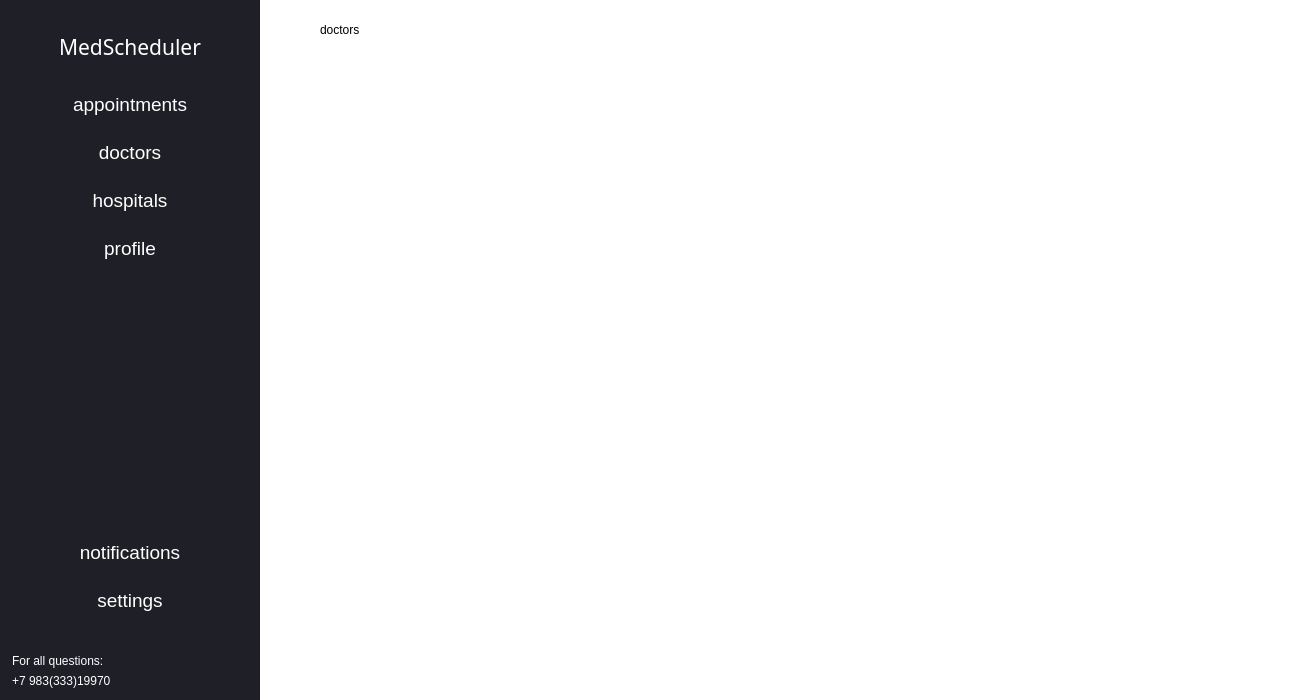
This is homepage.ui in SanriaArgos/MedScheduler as Qt 5 draws it before an edit. The edited form follows.
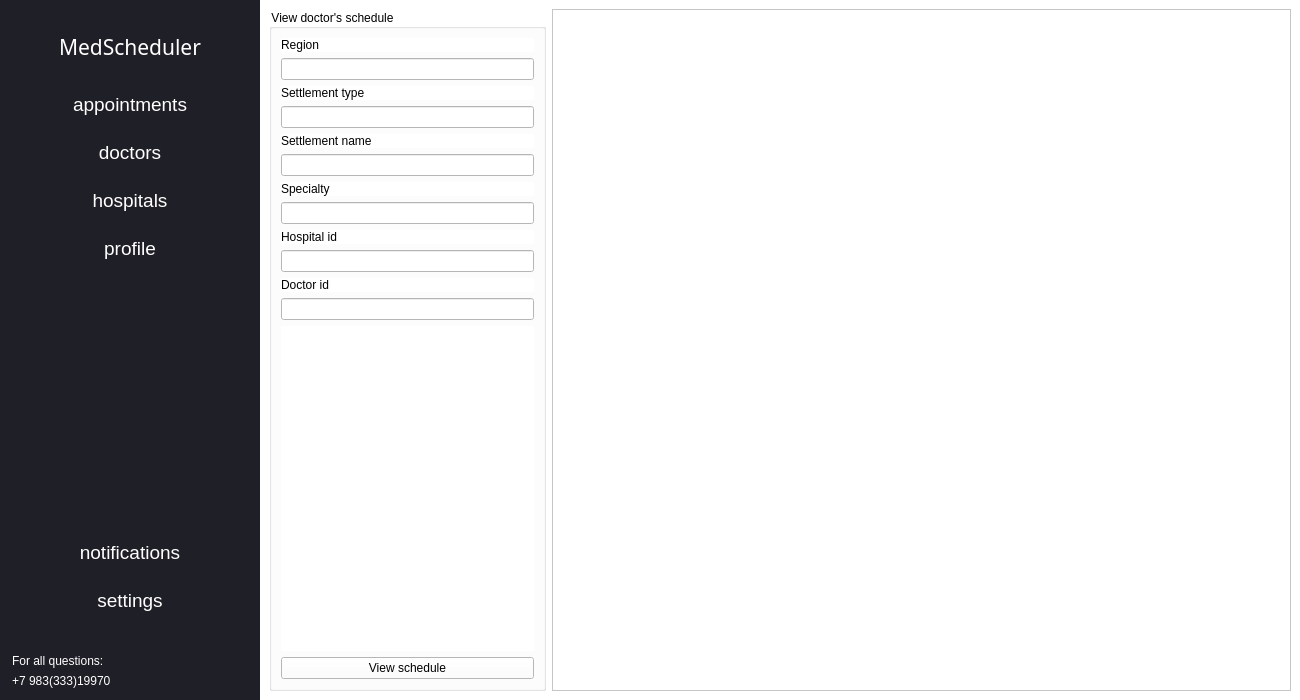
This is the edited form. The open tabs and pages were chosen to show the change. Icons and pictures are not drawn.

Commit message: build: add patient's doctor view

Patch:
```diff
--- a/homepage.ui
+++ b/homepage.ui
@@ -273,19 +273,132 @@
        <property name="styleSheet">
         <string notr="true">background-color: rgb(255, 255, 255);</string>
        </property>
-       <widget class="QLabel" name="label_2">
-        <property name="geometry">
-         <rect>
-          <x>60</x>
-          <y>20</y>
-          <width>63</width>
-          <height>20</height>
-         </rect>
-        </property>
-        <property name="text">
-         <string>doctors</string>
-        </property>
-       </widget>
+       <layout class="QHBoxLayout" name="horizontalLayout">
+        <item>
+         <widget class="QGroupBox" name="doctor_data_enter_box">
+          <property name="sizePolicy">
+           <sizepolicy hsizetype="Preferred" vsizetype="Preferred">
+            <horstretch>30</horstretch>
+            <verstretch>0</verstretch>
+           </sizepolicy>
+          </property>
+          <property name="title">
+           <string>View doctor's schedule</string>
+          </property>
+          <layout class="QVBoxLayout" name="verticalLayout">
+           <item>
+            <widget class="QLabel" name="region_label">
+             <property name="text">
+              <string>Region</string>
+             </property>
+            </widget>
+           </item>
+           <item>
+            <widget class="QLineEdit" name="region_enter"/>
+           </item>
+           <item>
+            <widget class="QLabel" name="settlement_type_label">
+             <property name="text">
+              <string>Settlement type</string>
+             </property>
+            </widget>
+           </item>
+           <item>
+            <widget class="QLineEdit" name="settlement_type_enter"/>
+           </item>
+           <item>
+            <widget class="QLabel" name="settlement_name_label">
+             <property name="text">
+              <string>Settlement name</string>
+             </property>
+            </widget>
+           </item>
+           <item>
+            <widget class="QLineEdit" name="settlement_name_enter"/>
+           </item>
+           <item>
+            <widget class="QLabel" name="specialty_label">
+             <property name="text">
+              <string>Specialty</string>
+             </property>
+            </widget>
+           </item>
+           <item>
+            <widget class="QLineEdit" name="specialty_enter"/>
+           </item>
+           <item>
+            <widget class="QLabel" name="hospital_id_label">
+             <property name="text">
+              <string>Hospital id</string>
+             </property>
+            </widget>
+           </item>
+           <item>
+            <widget class="QLineEdit" name="hospital_id_enter"/>
+           </item>
+           <item>
+            <widget class="QLabel" name="doctor_id_label">
+             <property name="text">
+              <string>Doctor id</string>
+             </property>
+            </widget>
+           </item>
+           <item>
+            <widget class="QLineEdit" name="doctor_id_enter"/>
+           </item>
+           <item>
+            <widget class="QLabel" name="view_schedule_error_label">
+             <property name="sizePolicy">
+              <sizepolicy hsizetype="Preferred" vsizetype="Preferred">
+               <horstretch>0</horstretch>
+               <verstretch>1</verstretch>
+              </sizepolicy>
+             </property>
+             <property name="styleSheet">
+              <string notr="true">color: rgb(255, 0, 0);</string>
+             </property>
+             <property name="text">
+              <string/>
+             </property>
+             <property name="alignment">
+              <set>Qt::AlignmentFlag::AlignLeading|Qt::AlignmentFlag::AlignLeft|Qt::AlignmentFlag::AlignTop</set>
+             </property>
+            </widget>
+           </item>
+           <item>
+            <widget class="QPushButton" name="view_schedule_button">
+             <property name="text">
+              <string>View schedule</string>
+             </property>
+            </widget>
+           </item>
+          </layout>
+         </widget>
+        </item>
+        <item>
+         <widget class="QScrollArea" name="doctor_schedule">
+          <property name="sizePolicy">
+           <sizepolicy hsizetype="Expanding" vsizetype="Expanding">
+            <horstretch>80</horstretch>
+            <verstretch>0</verstretch>
+           </sizepolicy>
+          </property>
+          <property name="widgetResizable">
+           <bool>true</bool>
+          </property>
+          <widget class="QWidget" name="scrollAreaWidgetContents">
+           <property name="geometry">
+            <rect>
+             <x>0</x>
+             <y>0</y>
+             <width>733</width>
+             <height>676</height>
+            </rect>
+           </property>
+          </widget>
+         </widget>
+        </item>
+       </layout>
       </widget>
       <widget class="QWidget" name="profile_page">
        <widget class="QLabel" name="label_5">
```
Left out of the diff: 2 changed lines with no effect on the pictures. The commit also changes 5 other files.
